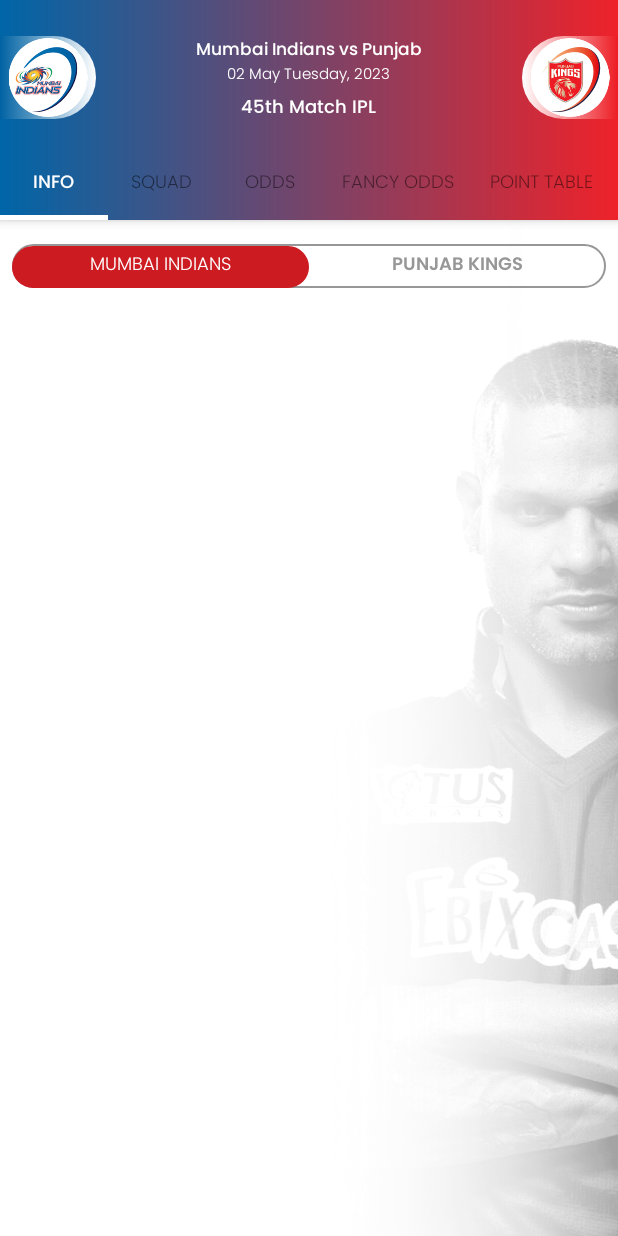
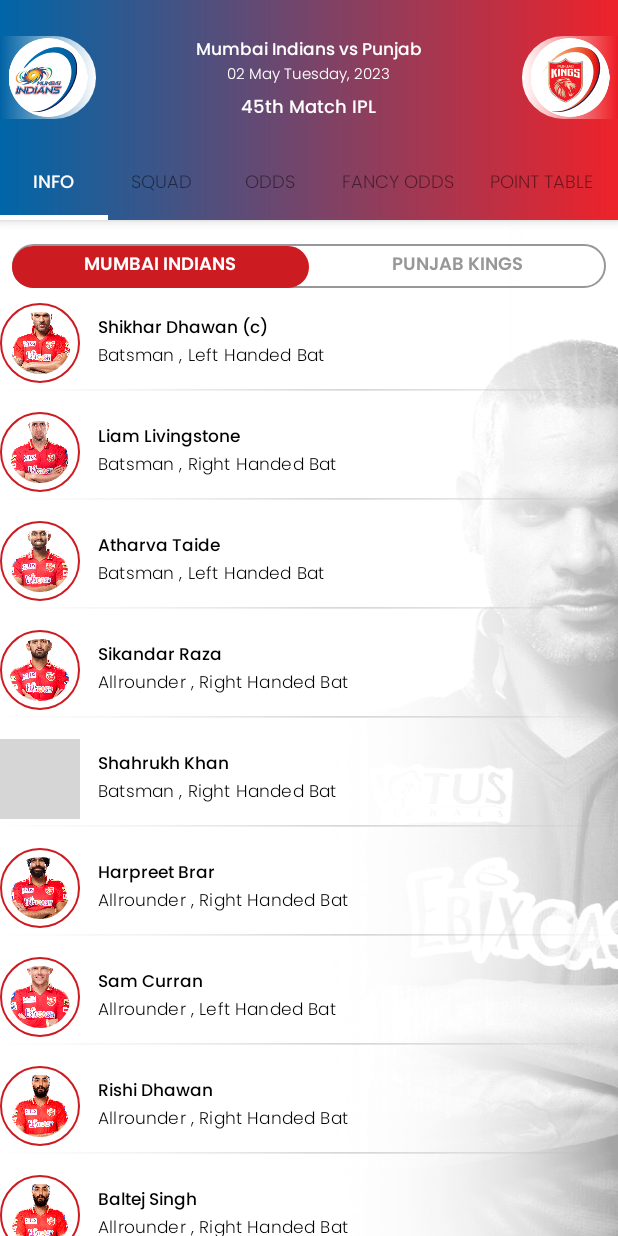
Before and after one commit to MesumAli2/CricApp, an Android app: the TeamActivity screen opened directly, with no data from a screen before it, on a phone screen of 412 x 824 dp. Run offline under Robolectric (Android 15) with nearby library versions, the phone set to English and light mode, and no system bars; our stand-ins replace CircleImageView; grey boxes are pictures that could not be loaded.

Commit message:
ui updates 6

```diff
--- a/app/build.gradle
+++ b/app/build.gradle
@@ -50,6 +50,7 @@ dependencies {
     implementation 'androidx.lifecycle:lifecycle-runtime-ktx:2.6.1'
     implementation 'androidx.lifecycle:lifecycle-livedata:2.6.1'
 
+    implementation 'de.hdodenhof:circleimageview:3.1.0'
 
 
 }
--- /dev/null
+++ b/app/src/main/java/com/mesum/blitzcric/CricketPlayer.kt
@@ -0,0 +1,5 @@
+package com.mesum.blitzcric
+
+import android.graphics.drawable.Drawable
+
+data class CricketPlayer(val profile: Drawable, val name: String, val type: String)
--- /dev/null
+++ b/app/src/main/java/com/mesum/blitzcric/PlayerAdapter.kt
@@ -0,0 +1,37 @@
+package com.mesum.blitzcric
+
+import android.content.Context
+import android.graphics.Bitmap
+import android.view.LayoutInflater
+import android.view.View
+import android.view.ViewGroup
+import android.widget.TextView
+import androidx.recyclerview.widget.RecyclerView
+import de.hdodenhof.circleimageview.CircleImageView
+
+class PlayerAdapter(private val playerList: List<CricketPlayer>) : RecyclerView.Adapter<PlayerAdapter.ViewHolder>() {
+
+    override fun onCreateViewHolder(parent: ViewGroup, viewType: Int): ViewHolder {
+        val context: Context = parent.context
+        val inflater = LayoutInflater.from(context)
+        val itemView: View = inflater.inflate(R.layout.rv_item, parent, false)
+        return ViewHolder(itemView)
+    }
+
+    override fun onBindViewHolder(holder: ViewHolder, position: Int) {
+        val player: CricketPlayer = playerList[position]
+        holder.cricterNameTextView.text = player.name
+        holder.cricTypeTextView.text = player.type
+        holder.ivProfile.setImageDrawable(player.profile)
+    }
+
+    override fun getItemCount(): Int {
+        return playerList.size
+    }
+
+    inner class ViewHolder(itemView: View) : RecyclerView.ViewHolder(itemView) {
+        val ivProfile: CircleImageView = itemView.findViewById(R.id.ivProfile)
+        val cricterNameTextView: TextView = itemView.findViewById(R.id.cricter_name)
+        val cricTypeTextView: TextView = itemView.findViewById(R.id.cric_type)
+    }
+}
--- a/app/src/main/java/com/mesum/blitzcric/TeamActivity.kt
+++ b/app/src/main/java/com/mesum/blitzcric/TeamActivity.kt
@@ -1,14 +1,11 @@
 package com.mesum.blitzcric
 
 import android.graphics.Typeface
-import android.graphics.fonts.Font
 import android.os.Bundle
-import android.util.TypedValue
 import android.view.View
 import android.view.ViewGroup
 import android.widget.LinearLayout
 import android.widget.TextView
-import android.widget.Toast
 import androidx.appcompat.app.AppCompatActivity
 import androidx.core.content.res.ResourcesCompat
 import androidx.viewpager.widget.ViewPager
@@ -80,7 +77,42 @@ class TeamActivity : AppCompatActivity() {
         val viewPager2: ViewPager = binding.viewPage2r
         viewPager2.adapter = mainpager
         findViewById<TabLayout>(R.id.tabLayout1).setupWithViewPager(viewPager2)
+        createList()
 
+    }
+
+
+    fun createList(){
+
+        val mutablelist = mutableListOf<CricketPlayer>()
+        mutablelist.add(0, CricketPlayer(resources.getDrawable(R.drawable.rohitsharma), name = "Shikhar Dhawan (c)",
+        type = "Batsman , Left Handed Bat"))
+        mutablelist.add(1, CricketPlayer(resources.getDrawable(R.drawable.liam), name = "Liam Livingstone",
+            type = "Batsman , Right Handed Bat"))
+        mutablelist.add(2, CricketPlayer(resources.getDrawable(R.drawable.athavara), name = "Atharva Taide",
+            type = "Batsman , Left Handed Bat"))
+        mutablelist.add(3, CricketPlayer(resources.getDrawable(R.drawable.raza), name = "Sikandar Raza",
+            type = "Allrounder , Right Handed Bat"))
+        mutablelist.add(4, CricketPlayer(resources.getDrawable(R.drawable.sharukh), name = "Shahrukh Khan" ,
+            type = "Batsman , Right Handed Bat"))
+
+        mutablelist.add(5, CricketPlayer(resources.getDrawable(R.drawable.harpeet), name = "Harpreet Brar",
+            type = "Allrounder , Right Handed Bat"))
+
+        mutablelist.add(6, CricketPlayer(resources.getDrawable(R.drawable.sam), name = "Sam Curran",
+            type = "Allrounder , Left Handed Bat"))
+
+        mutablelist.add(7, CricketPlayer(resources.getDrawable(R.drawable.rishi), name = "Rishi Dhawan",
+            type = "Allrounder , Right Handed Bat"))
+
+        mutablelist.add(8, CricketPlayer(resources.getDrawable(R.drawable.baltej), name = "Baltej Singh",
+            type = "Allrounder , Right Handed Bat"))
+
+        mutablelist.add(8, CricketPlayer(resources.getDrawable(R.drawable.baltej), name = "Baltej Singh",
+            type = "Allrounder , Right Handed Bat"))
+
+        val adapter = PlayerAdapter(mutablelist)
+        binding.rvMain.adapter = adapter
 
     }
 }
--- /dev/null
+++ b/app/src/main/res/drawable/circle_oval.xml
@@ -0,0 +1,8 @@
+<?xml version="1.0" encoding="utf-8"?>
+<shape
+    xmlns:android="http://schemas.android.com/apk/res/android"
+    android:shape="oval">
+    <stroke
+        android:width="1.5dp"
+        android:color="#cd1b22" />
+</shape>
--- a/app/src/main/res/layout/activity_team.xml
+++ b/app/src/main/res/layout/activity_team.xml
@@ -145,6 +145,7 @@ android:background="@drawable/mainscreenback"
             app:layout_constraintStart_toStartOf="parent"
 app:tabTextAppearance="@style/MyCustomTextAppearanceSelectedmain"
 
+
             app:layout_constraintTop_toTopOf="parent"
             app:tabGravity="fill"
             app:tabIndicator="@drawable/tab_indicator_corner_bg"
@@ -152,11 +153,22 @@ app:tabTextAppearance="@style/MyCustomTextAppearanceSelectedmain"
             app:tabIndicatorFullWidth="true"
             app:tabIndicatorHeight="28dp"
             app:tabMaxWidth="0dp"
-            app:tabSelectedTextAppearance="@style/MyCustomTextAppearance"
+            app:tabSelectedTextAppearance="@style/MyCustomTextAppearanceSelectedmain"
             app:tabMinWidth="112dp"
             app:tabMode="fixed"
             app:tabSelectedTextColor="@color/white"
             app:tabTextColor="#979797" />
+
+        <androidx.recyclerview.widget.RecyclerView
+            android:id="@+id/rv_main"
+            android:layout_width="match_parent"
+            android:layout_height="0dp"
+            app:layout_constraintBottom_toBottomOf="parent"
+            app:layout_constraintStart_toStartOf="parent"
+            tools:listitem="@layout/rv_item"
+            app:layoutManager="androidx.recyclerview.widget.LinearLayoutManager"
+            app:layout_constraintTop_toBottomOf="@id/tabLayout1" />
+
 
         <androidx.viewpager.widget.ViewPager
             android:id="@+id/view_page2r"
--- /dev/null
+++ b/app/src/main/res/layout/rv_item.xml
@@ -0,0 +1,62 @@
+<?xml version="1.0" encoding="utf-8"?>
+<androidx.constraintlayout.widget.ConstraintLayout xmlns:android="http://schemas.android.com/apk/res/android"
+    xmlns:app="http://schemas.android.com/apk/res-auto"
+    android:layout_width="match_parent"
+    android:layout_height="wrap_content">
+
+    <de.hdodenhof.circleimageview.CircleImageView
+        android:id="@+id/ivProfile"
+        android:layout_width="53.6dp"
+        android:layout_height="53.6dp"
+        android:background="@drawable/circle_oval"
+        android:padding="6dp"
+        android:src="@drawable/rohitsharma"
+        app:layout_constraintBottom_toBottomOf="parent"
+        app:layout_constraintStart_toStartOf="parent"
+        app:layout_constraintTop_toTopOf="parent" />
+
+
+    <LinearLayout
+        android:id="@+id/linearLayout"
+        android:layout_width="wrap_content"
+        android:layout_height="wrap_content"
+        android:layout_marginStart="12dp"
+        android:orientation="vertical"
+        app:layout_constraintBottom_toBottomOf="parent"
+        app:layout_constraintStart_toEndOf="@id/ivProfile"
+        app:layout_constraintTop_toTopOf="parent">
+
+        <TextView
+            android:id="@+id/cricter_name"
+            android:layout_width="146.5dp"
+            android:layout_height="wrap_content"
+            android:fontFamily="@font/poppins_medium"
+            android:text="Shikhar Dhawan (C)
+"
+            android:textColor="#000000"
+            android:textSize="11sp"
+            android:textStyle="normal" />
+
+        <TextView
+            android:id="@+id/cric_type"
+            android:layout_width="185.9dp"
+            android:layout_height="wrap_content"
+            android:fontFamily="@font/poppins_light"
+            android:letterSpacing="0.01"
+            android:text="Batsman , Left Handed Bat
+"
+            android:textColor="#000000"
+            android:textSize="11sp"
+            android:textStyle="normal" />
+    </LinearLayout>
+
+    <View
+        android:id="@+id/viewdn"
+        android:layout_width="match_parent"
+        android:layout_height="1dp"
+        android:layout_marginTop="12dp"
+        android:layout_marginBottom="4dp"
+        android:background="@drawable/linemain"
+        app:layout_constraintBottom_toBottomOf="parent"
+        app:layout_constraintTop_toBottomOf="@+id/linearLayout" />
+</androidx.constraintlayout.widget.ConstraintLayout>
--- a/app/src/main/res/values/themes.xml
+++ b/app/src/main/res/values/themes.xml
@@ -41,6 +41,7 @@
     <style name="MyCustomTextAppearanceSelectedmain" parent="@android:style/TextAppearance.Widget.TabWidget">
         <item name="android:textSize">12sp</item>
         <item name="android:textAllCaps">true</item>
+        <item name="android:textStyle">bold</item>
         <item name="fontFamily">@font/poppins_semibold</item>
         <item name="android:fontFamily">@font/poppins_semibold</item>
     </style>
```
Also changed, not shown: app/src/main/res/drawable/athavara.png (added), app/src/main/res/drawable/baltej.png (added), app/src/main/res/drawable/harpeet.png (added), app/src/main/res/drawable/liam.png (added), app/src/main/res/drawable/linemain.png (added), app/src/main/res/drawable/raza.png (added), app/src/main/res/drawable/rishi.png (added), app/src/main/res/drawable/rohitsharma.png (added), app/src/main/res/drawable/sam.png (added), 1 other file.
